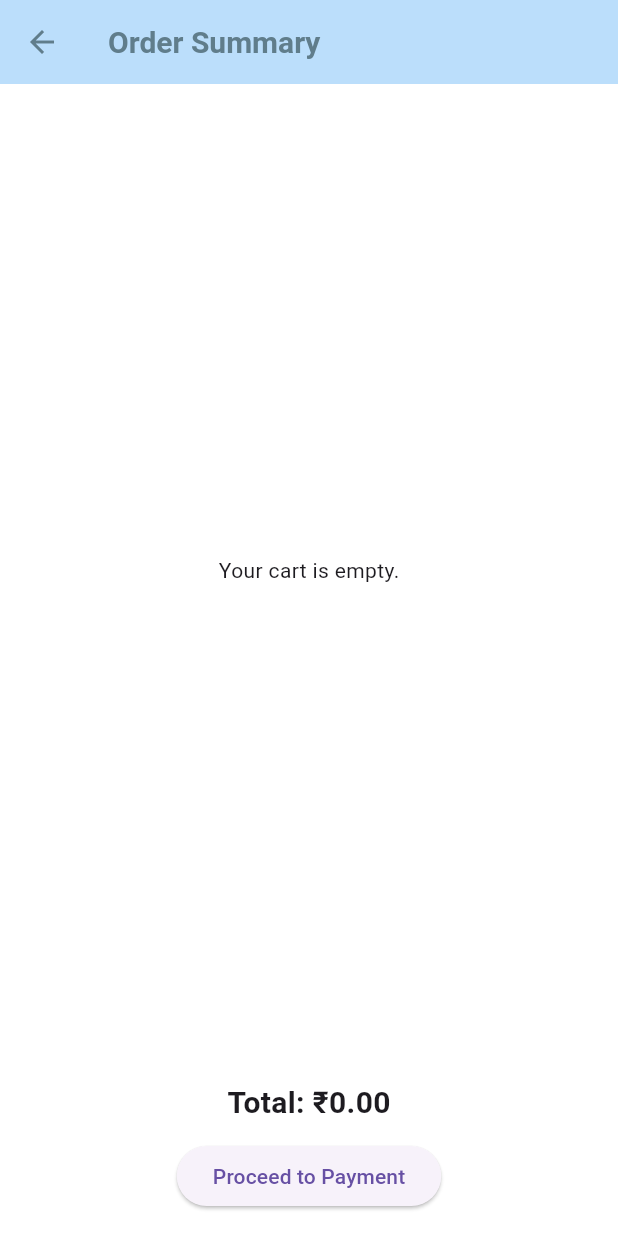
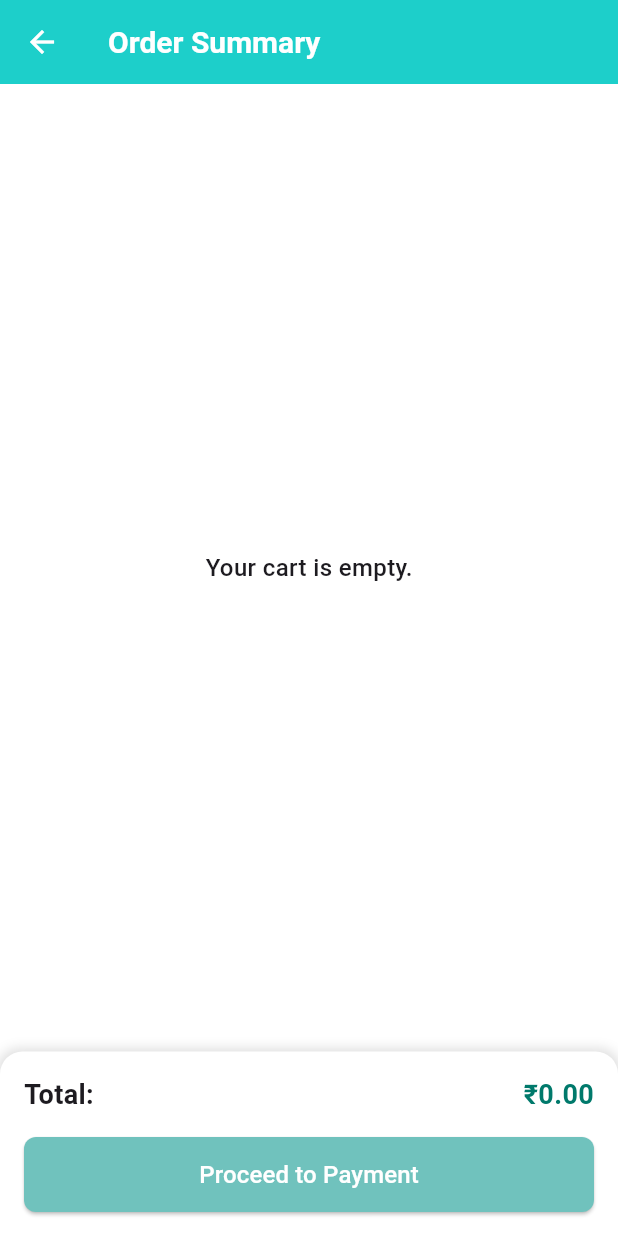
Before and after one commit to tish-aaa/outfit_maven_app_final_year_project, a Flutter app: the OrderSummaryPage screen opened directly, on a phone screen of 412 x 824 dp. Run offline on Flutter 3.47's test engine with Material 3 defaults, Android fonts, the phone set to English and light mode, and no system bars; our stand-ins replace animate_do, cached_network_image, cloud_firestore, firebase_auth, firebase_core, font_awesome_flutter and 5 more; missing offline and left inert: cloudinary_public; accounts and stored records are empty.

Commit message:
order_summary_page updated

```diff
--- a/lib/order_summary_page.dart
+++ b/lib/order_summary_page.dart
@@ -16,16 +16,17 @@ class _OrderSummaryPageState extends State<OrderSummaryPage> {
       return;
     }
 
-    // Simulate Payment Delay
+    // Show Processing Dialog
     showDialog(
       context: context,
       barrierDismissible: false,
       builder: (context) => AlertDialog(
-        title: Text("Processing Payment"),
+        shape: RoundedRectangleBorder(borderRadius: BorderRadius.circular(12)),
+        title: Text("Processing Payment", style: TextStyle(color: Colors.black)),
         content: Column(
           mainAxisSize: MainAxisSize.min,
           children: [
-            CircularProgressIndicator(),
+            CircularProgressIndicator(color: Color(0xFF1DCFCA)),
             SizedBox(height: 10),
             Text("Please wait while we process your payment..."),
           ],
@@ -42,7 +43,10 @@ class _OrderSummaryPageState extends State<OrderSummaryPage> {
 
   void _handlePaymentSuccess(UserProvider userProvider) {
     ScaffoldMessenger.of(context).showSnackBar(
-      SnackBar(content: Text("Payment Successful! Order Placed.")),
+      SnackBar(
+        content: Text("Payment Successful! Order Placed."),
+        backgroundColor: Color(0xFF1DCFCA),
+      ),
     );
 
     // Store order details in Firestore
@@ -55,52 +59,112 @@ class _OrderSummaryPageState extends State<OrderSummaryPage> {
   @override
   Widget build(BuildContext context) {
     final userProvider = Provider.of<UserProvider>(context);
-    final List<Map<String, dynamic>> cartItems = userProvider.cartItems; // Ensure it's a list of maps
+    final List<Map<String, dynamic>> cartItems = userProvider.cartItems;
 
     final double totalAmount = cartItems.fold(
       0.0,
-      (sum, item) => sum + ((item['price'] as num?) ?? 0.0), // Explicitly cast to num
+      (sum, item) => sum + ((item['price'] as num? ?? 0.0) * (item['quantity'] as num? ?? 1)),
     );
 
     return Scaffold(
-      appBar: AppBar(title: Text('Order Summary')),
+      appBar: AppBar(
+        backgroundColor: Color(0xFF1DCFCA),
+        title: Text('Order Summary', style: TextStyle(color: Colors.white)),
+        iconTheme: IconThemeData(color: Colors.white),
+      ),
       body: Column(
         children: [
           Expanded(
             child: cartItems.isEmpty
-                ? Center(child: Text("Your cart is empty."))
+                ? Center(
+                    child: Text(
+                      "Your cart is empty.",
+                      style: TextStyle(fontSize: 16, fontWeight: FontWeight.w500),
+                    ),
+                  )
                 : ListView.builder(
+                    padding: EdgeInsets.all(15),
                     itemCount: cartItems.length,
                     itemBuilder: (context, index) {
                       final item = cartItems[index];
-                      return ListTile(
+                      final int quantity = item['quantity'] ?? 1;
+                      final double price = item['price'] ?? 0.0;
+                      final double subtotal = quantity * price;
+
+                      return Card(
+                        margin: EdgeInsets.only(bottom: 10),
+                        shape: RoundedRectangleBorder(borderRadius: BorderRadius.circular(12)),
+                        child: ListTile(
+                          contentPadding: EdgeInsets.all(12),
                           leading: item['imageUrl'] != null
-                            ? Image.network(
+                              ? ClipRRect(
+                                  borderRadius: BorderRadius.circular(8),
+                                  child: Image.network(
                                     item['imageUrl'],
                                     width: 50,
                                     height: 50,
+                                    fit: BoxFit.cover,
                                     errorBuilder: (context, error, stackTrace) =>
-                                    Icon(Icons.image_not_supported),
+                                        Icon(Icons.image_not_supported, size: 50, color: Colors.grey),
+                                  ),
                                 )
-                            : Icon(Icons.image_not_supported),
-                        title: Text(item['description'] ?? 'Unnamed Item'),
-                        subtitle: Text('₹${(item['price'] as num?)?.toStringAsFixed(2) ?? '0.00'}'),
+                              : Icon(Icons.image_not_supported, size: 50, color: Colors.grey),
+                          title: Text(
+                            item['description'] ?? 'Unnamed Item',
+                            style: TextStyle(fontWeight: FontWeight.bold),
+                          ),
+                          subtitle: Column(
+                            crossAxisAlignment: CrossAxisAlignment.start,
+                            children: [
+                              Text("₹${price.toStringAsFixed(2)} x $quantity"),
+                              Text(
+                                "Subtotal: ₹${subtotal.toStringAsFixed(2)}",
+                                style: TextStyle(fontWeight: FontWeight.w500, color: Colors.teal[700]),
+                              ),
+                            ],
+                          ),
+                        ),
                       );
                     },
                   ),
           ),
-          Padding(
-            padding: EdgeInsets.all(16.0),
+          Container(
+            padding: EdgeInsets.all(16),
+            decoration: BoxDecoration(
+              color: Colors.white,
+              borderRadius: BorderRadius.vertical(top: Radius.circular(15)),
+              boxShadow: [
+                BoxShadow(color: Colors.grey.shade300, blurRadius: 6, spreadRadius: 2),
+              ],
+            ),
             child: Column(
               children: [
+                Row(
+                  mainAxisAlignment: MainAxisAlignment.spaceBetween,
+                  children: [
                     Text(
-                  'Total: ₹${totalAmount.toStringAsFixed(2)}',
-                  style: TextStyle(fontSize: 20, fontWeight: FontWeight.bold),
+                      'Total:',
+                      style: TextStyle(fontSize: 18, fontWeight: FontWeight.bold),
                     ),
-                SizedBox(height: 10),
-                ElevatedButton(
+                    Text(
+                      '₹${totalAmount.toStringAsFixed(2)}',
+                      style: TextStyle(fontSize: 18, fontWeight: FontWeight.bold, color: Colors.teal[700]),
+                    ),
+                  ],
+                ),
+                SizedBox(height: 15),
+                SizedBox(
+                  width: double.infinity,
+                  child: ElevatedButton(
                     onPressed: () => _simulatePayment(totalAmount, userProvider),
-                  child: Text('Proceed to Payment'),
+                    style: ElevatedButton.styleFrom(
+                      backgroundColor: Color(0xFF70C2BD),
+                      foregroundColor: Colors.white,
+                      shape: RoundedRectangleBorder(borderRadius: BorderRadius.circular(8)),
+                      minimumSize: Size(double.infinity, 50),
+                    ),
+                    child: Text('Proceed to Payment', style: TextStyle(fontSize: 16)),
+                  ),
                 ),
               ],
             ),
```
Lines whose indentation alone changed are shown as unchanged.
